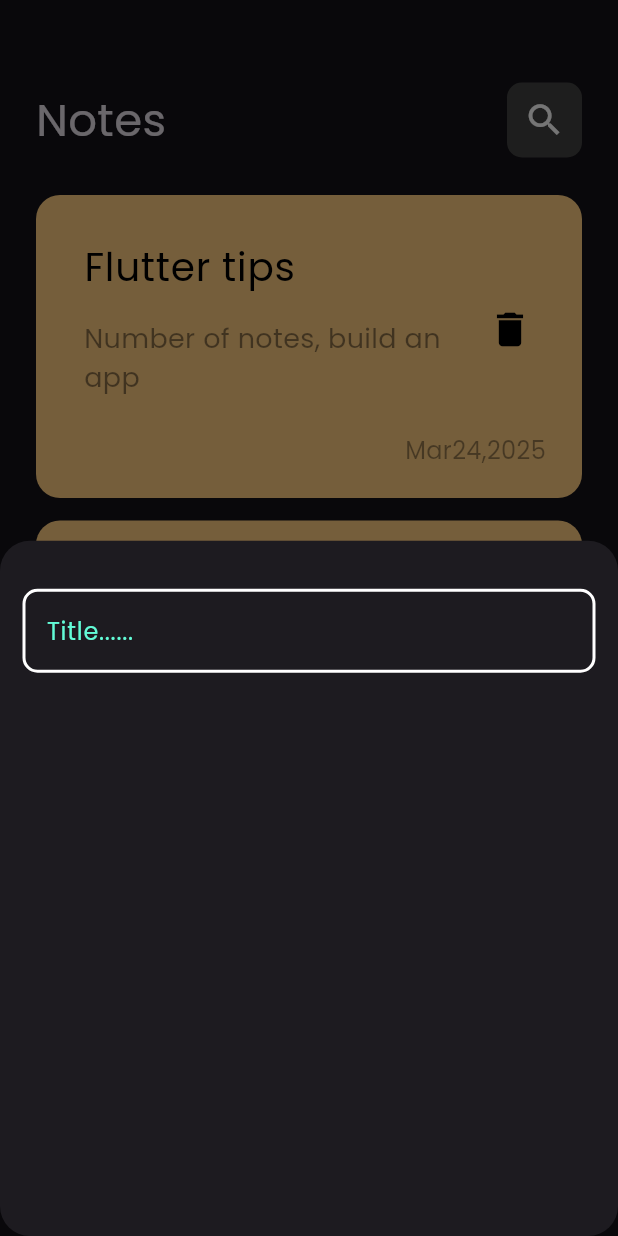
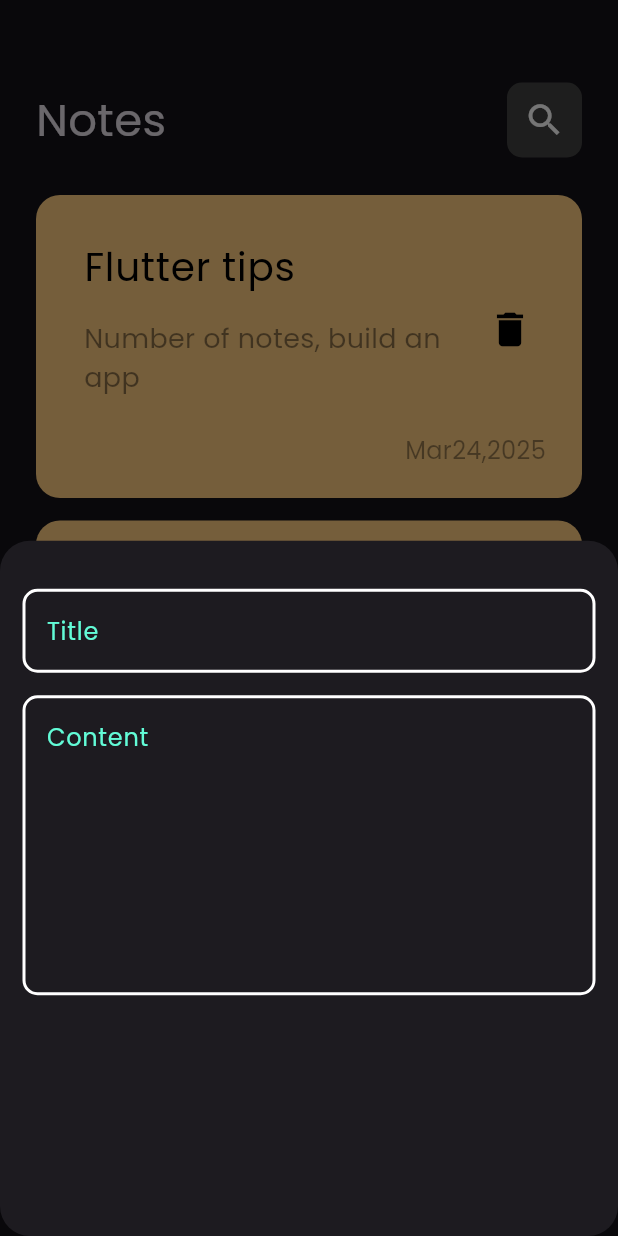
Before and after one commit to Ehabhanna1/Notes-App, a Flutter app: the screen it shows after launch, after a tap on the "add" icon, on a phone screen of 412 x 824 dp. Run offline on Flutter 3.47's test engine with Material 3 defaults, Android fonts, the phone set to English and light mode, and no system bars.

Commit message:
add fields to buttom sheet

```diff
--- a/lib/views/widgets/add_note_buttom_sheet.dart
+++ b/lib/views/widgets/add_note_buttom_sheet.dart
@@ -13,7 +13,9 @@ class AddNotesButtomSheet extends StatelessWidget {
         child: Column(
           children: [
             SizedBox(height: 32,),
-           const CustomTextField(),
+           const CustomTextField(hintText: 'Title',),
+            const SizedBox(height: 15,),
+           const CustomTextField(hintText: 'Content',maxLines: 7,),
           ],
         ),
       ),
--- a/lib/views/widgets/custom_text_field.dart
+++ b/lib/views/widgets/custom_text_field.dart
@@ -2,14 +2,18 @@ import 'package:flutter/material.dart';
 import 'package:notes_app/constants.dart';
 
 class CustomTextField extends StatelessWidget {
-  const CustomTextField({super.key});
+  const CustomTextField({super.key, required this.hintText,  this.maxLines = 1});
 
+  final String hintText;
+  final int maxLines;
   @override
   Widget build(BuildContext context) {
     return TextField(
+      maxLines: maxLines,
       cursorColor: kPrimaryColor,
       decoration: InputDecoration(
-        hintText: 'Title......',
+
+        hintText: hintText,
         hintStyle: const TextStyle(color: kPrimaryColor),
         border: buildBorder(),
         enabledBorder: buildBorder(),
```
